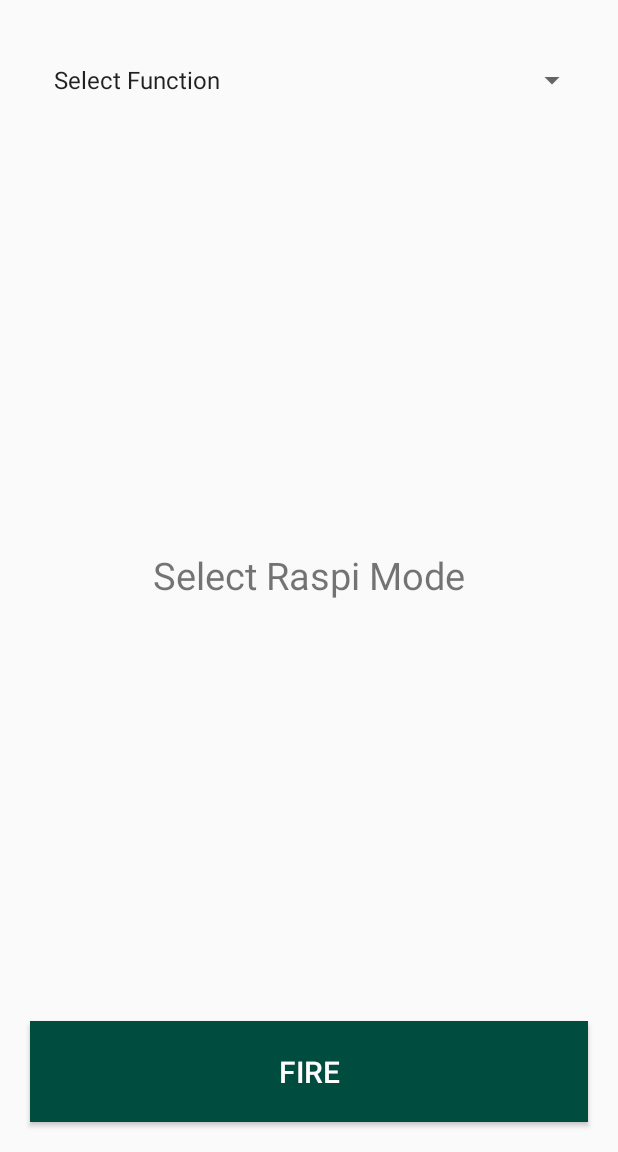
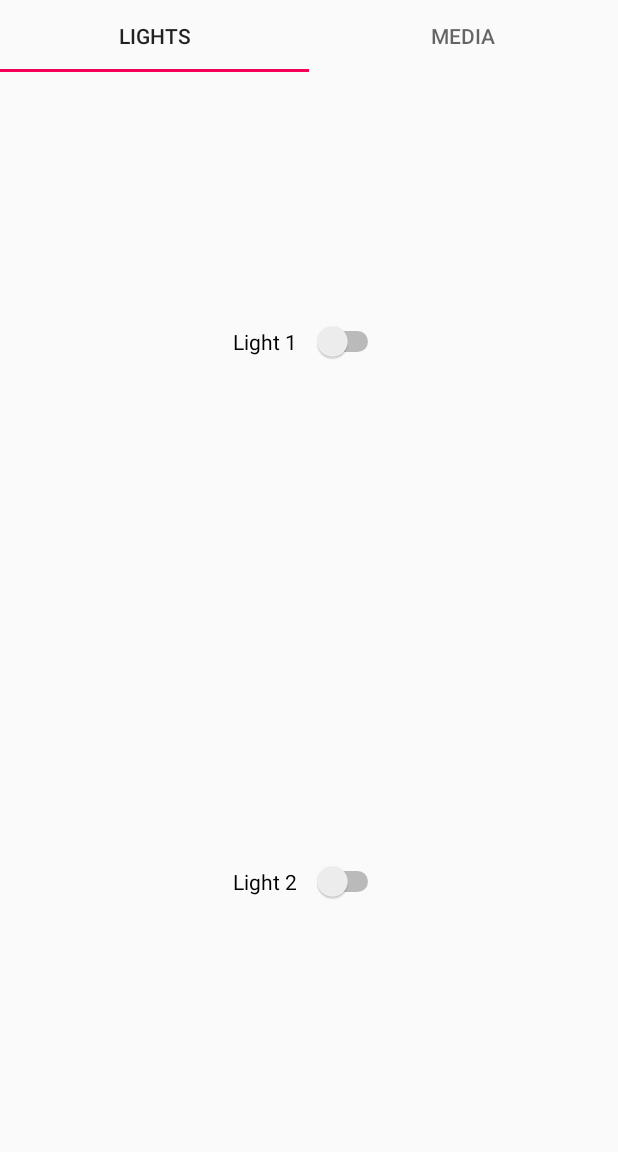
Before and after one commit to Anthrino/ArduinoController, an Android app: the screen it shows after launch (MainActivity), on a phone screen of 412 x 824 dp, the part 84-1236 px from its top. Run offline under Robolectric (Android 15) with nearby library versions, the phone set to English and light mode, and no system bars.

Commit message:
Stable working application with basic UI

```diff
--- a/app/build.gradle
+++ b/app/build.gradle
@@ -29,4 +29,5 @@ dependencies {
     compile 'com.android.support:design:26.+'
     compile 'com.android.support:support-v4:26.+'
     testCompile 'junit:junit:4.12'
+    compile 'com.astuetz:pagerslidingtabstrip:1.0.1'
 }
--- a/app/src/main/AndroidManifest.xml
+++ b/app/src/main/AndroidManifest.xml
@@ -9,8 +9,8 @@
         android:supportsRtl="true"
         android:theme="@style/AppTheme">
         <activity
-            android:name="com.anthrino.raspicontroller.MainActivity"
-            android:label="@string/app_name"
+            android:name=".MainActivity"
+            android:label=""
             android:theme="@style/AppTheme.NoActionBar">
             <intent-filter>
                 <action android:name="android.intent.action.MAIN" />
@@ -18,6 +18,7 @@
                 <category android:name="android.intent.category.LAUNCHER" />
             </intent-filter>
         </activity>
+
     </application>
 
 </manifest>
--- /dev/null
+++ b/app/src/main/java/com/anthrino/raspicontroller/LightsControlFrag.java
@@ -0,0 +1,30 @@
+package com.anthrino.raspicontroller;
+
+import android.content.Context;
+import android.os.Bundle;
+import android.support.annotation.Nullable;
+import android.support.v4.app.Fragment;
+import android.view.LayoutInflater;
+import android.view.View;
+import android.view.ViewGroup;
+import android.widget.AdapterView;
+import android.widget.ArrayAdapter;
+import android.widget.Spinner;
+import android.widget.Toast;
+
+/**
+ * Created by mit on 21/10/17.
+ */
+
+public class LightsControlFrag extends Fragment {
+
+
+    @Nullable
+    @Override
+    public View onCreateView(LayoutInflater inflater, @Nullable ViewGroup container, @Nullable Bundle savedInstanceState) {
+
+        final View rootview = inflater.inflate(R.layout.light_control,container,false);
+        return rootview;
+
+    }
+}
--- a/app/src/main/java/com/anthrino/raspicontroller/MainActivity.java
+++ b/app/src/main/java/com/anthrino/raspicontroller/MainActivity.java
@@ -1,7 +1,16 @@
 package com.anthrino.raspicontroller;
 
 import android.os.Bundle;
+import android.support.design.widget.TabLayout;
+import android.support.v4.app.Fragment;
+import android.support.v4.app.FragmentManager;
+import android.support.v4.app.FragmentPagerAdapter;
+import android.support.v4.app.FragmentStatePagerAdapter;
+import android.support.v4.view.PagerTitleStrip;
+import android.support.v4.view.ViewPager;
+import android.support.v7.app.ActionBar;
 import android.support.v7.app.AppCompatActivity;
+import android.support.v7.widget.Toolbar;
 import android.view.View;
 import android.widget.AdapterView;
 import android.widget.ArrayAdapter;
@@ -17,76 +26,30 @@ public class MainActivity extends AppCompatActivity {
 
     private String[] functionList;
     private int selectedFn;
+    private TextView fragmentTitle;
+    private ViewPager viewpager;
+    private selectionPageAdapter customPageAdapter;
+    private Toolbar toolbar;
+    private TabLayout tabbedLayout;
+    private PagerTitleStrip pagerTitleStrip;
     private Spinner functionSelector;
-    private Button submitButton;
-    private TextView fragmentTitle;
-    private ImageView fragmentImage;
-    private VideoView fragmentVideo;
-    private LinearLayout mediaLayout;
-    private LinearLayout LEDLayout;
 
     @Override
     protected void onCreate(Bundle savedInstanceState) {
         super.onCreate(savedInstanceState);
         setContentView(R.layout.activity_main);
 
-        functionSelector = (Spinner) findViewById(R.id.functionSpinner);
-        submitButton = (Button) findViewById(R.id.submit);
         fragmentTitle = (TextView) findViewById(R.id.fragmentTitle);
-        fragmentImage = (ImageView) findViewById(R.id.fragmentImage);
-        fragmentVideo = (VideoView) findViewById(R.id.fragmentVideo);
-        mediaLayout = (LinearLayout) findViewById(R.id.mediaLayout);
-        LEDLayout = (LinearLayout) findViewById(R.id.lightLayout);
+        viewpager = (ViewPager) findViewById(R.id.selection_tabs);
+        tabbedLayout=(TabLayout) findViewById(R.id.tabs);
 
-        functionList = new String[]{"Select Function", "Media Server", "Light Control"};
+        customPageAdapter = new selectionPageAdapter(getSupportFragmentManager());
+        toolbar = (Toolbar) findViewById(R.id.toolbar);
+        setSupportActionBar(toolbar);
 
-        ArrayAdapter<String> adapter1 = new ArrayAdapter<String>(this, android.R.layout.simple_list_item_1, functionList);
-        functionSelector.setAdapter(adapter1);
 
-        functionSelector.setOnItemSelectedListener(new AdapterView.OnItemSelectedListener() {
-            @Override
-            public void onItemSelected(AdapterView<?> adapterView, View view, int index, long l) {
-                if (index != 0) {
-                    selectedFn = index;
-                    if (index == 1) {
-                        Toast.makeText(getApplicationContext(), "Media Streaming ", Toast.LENGTH_SHORT).show();
-                        LEDLayout.setVisibility(View.GONE);
-                        mediaLayout.setVisibility(View.VISIBLE);
-                    } else {
-                        Toast.makeText(getApplicationContext(), "Light Controls", Toast.LENGTH_SHORT).show();
-                        mediaLayout.setVisibility(View.GONE);
-                        LEDLayout.setVisibility(View.VISIBLE);
-//                        studentAttendancePresenter.fetchData(prefs.getRollNo(), month, "");
-                    }
-                } else {
-                    LEDLayout.setVisibility(View.GONE);
-                    mediaLayout.setVisibility(View.GONE);
-                }
-            }
-
-            @Override
-            public void onNothingSelected(AdapterView<?> adapterView) {
-
-            }
-        });
-
-        submitButton.setOnClickListener(new View.OnClickListener() {
-            @Override
-            public void onClick(View v) {
-                selectedFn = functionSelector.getSelectedItemPosition();
-                if (selectedFn != 0) {
-                    if (selectedFn == 1) {
-                        Toast.makeText(getApplicationContext(), "Connecting to Media Server", Toast.LENGTH_SHORT).show();
-                        // Send HTTP Request for media server
-                    } else {
-                        Toast.makeText(getApplicationContext(), "Light Controls Active", Toast.LENGTH_SHORT).show();
-                        // Send HTTP Request for Light controls
-                    }
-                } else {
-                    Toast.makeText(getApplicationContext(), "Select Option", Toast.LENGTH_SHORT).show();
-                }
-            }
-        });
+        viewpager.setAdapter(customPageAdapter);
+        tabbedLayout.setupWithViewPager(viewpager);
     }
 
 }
--- /dev/null
+++ b/app/src/main/java/com/anthrino/raspicontroller/MediaContolFrag.java
@@ -0,0 +1,54 @@
+package com.anthrino.raspicontroller;
+
+import android.os.Bundle;
+import android.support.annotation.Nullable;
+import android.support.v4.app.Fragment;
+import android.view.LayoutInflater;
+import android.view.View;
+import android.view.ViewGroup;
+import android.widget.AdapterView;
+import android.widget.ArrayAdapter;
+import android.widget.Spinner;
+import android.widget.Toast;
+
+/**
+ * Created by mit on 21/10/17.
+ */
+
+public class MediaContolFrag extends Fragment {
+    public Spinner functionSelector;
+    @Nullable
+    @Override
+    public View onCreateView(LayoutInflater inflater, @Nullable ViewGroup container, @Nullable Bundle savedInstanceState) {
+        final View rootview=inflater.inflate(R.layout.media_control,container,false);
+        Spinner functionSelector = (Spinner)rootview.findViewById(R.id.functionSpinner);
+        String [] functionList = new String[]{"Select Function", "Audio Storage", "Video Storage", "Photo Storage"};
+        ArrayAdapter<String> adapter1 = new ArrayAdapter(rootview.getContext(), android.R.layout.simple_list_item_1, functionList);
+        functionSelector.setAdapter(adapter1);
+
+        functionSelector.setOnItemSelectedListener(new AdapterView.OnItemSelectedListener() {
+            @Override
+            public void onItemSelected(AdapterView<?> adapterView, View view, int index, long l) {
+                if (index != 0) {
+
+                    if (index == 1) {
+                        Toast.makeText(rootview.getContext(), "Audio Storage", Toast.LENGTH_SHORT).show();
+
+                    } else if (index == 2) {
+                        Toast.makeText(rootview.getContext(), "Video Storage", Toast.LENGTH_SHORT).show();
+                    }
+                    else if (index == 3) {
+                        Toast.makeText(rootview.getContext(), "Photo Storage", Toast.LENGTH_SHORT).show();
+                    }
+                }
+            }
+
+            @Override
+            public void onNothingSelected(AdapterView<?> adapterView) {
+
+            }
+        });
+
+        return rootview;
+    }
+}
--- /dev/null
+++ b/app/src/main/java/com/anthrino/raspicontroller/selectionPageAdapter.java
@@ -0,0 +1,47 @@
+package com.anthrino.raspicontroller;
+
+import android.support.v4.app.Fragment;
+import android.support.v4.app.FragmentManager;
+import android.support.v4.app.FragmentPagerAdapter;
+
+/**
+ * Created by mit on 21/10/17.
+ */
+
+public class selectionPageAdapter extends FragmentPagerAdapter {
+
+    public selectionPageAdapter(FragmentManager fm) {
+        super(fm);
+    }
+
+    @Override
+    public Fragment getItem(int i) {
+        switch(i) {
+            case 0:
+                LightsControlFrag frag1 = new LightsControlFrag();
+                return frag1;
+            case 1:
+                MediaContolFrag frag2 = new MediaContolFrag();
+                return frag2;
+        }
+        return null;
+
+    }
+
+    @Override
+    public int getCount() {
+        return 2;
+    }
+
+    @Override
+    public CharSequence getPageTitle(int position) {
+        switch(position){
+            case 0:
+                return "Lights";
+            case 1:
+                return "Media";
+        }
+        return null;
+
+    }
+}
--- a/app/src/main/res/layout/activity_main.xml
+++ b/app/src/main/res/layout/activity_main.xml
@@ -2,6 +2,7 @@
 <LinearLayout xmlns:android="http://schemas.android.com/apk/res/android"
     android:layout_width="match_parent"
     android:layout_height="match_parent"
+    xmlns:app="http://schemas.android.com/apk/res-auto"
     android:orientation="vertical">
 
     <android.support.v7.widget.Toolbar
@@ -18,7 +19,37 @@
             android:textSize="20dp" />
     </android.support.v7.widget.Toolbar>
 
-    <include layout="@layout/content_main" />
+    <android.support.design.widget.TabLayout
+        android:id="@+id/tabs"
+        android:layout_width="match_parent"
+        android:layout_height="wrap_content"
+        app:tabMode="fixed"
+        app:tabGravity="fill"/>
+    <android.support.v4.view.ViewPager
+        android:id="@+id/selection_tabs"
+        android:layout_width="match_parent"
+        android:layout_height="match_parent"/>
+
+        <!--<android.support.v4.view.PagerTabStrip-->
+            <!--android:id="@+id/pager_title_strip"-->
+            <!--android:layout_width="match_parent"-->
+            <!--android:layout_height="?attr/actionBarSize"-->
+            <!--android:layout_gravity="top"-->
+            <!--android:background="#000"-->
+            <!--android:textColor="#FFF"-->
+            <!--android:paddingTop="4dp"-->
+            <!--android:paddingBottom="4dp" />-->
+        <!--</android.support.v4.view.ViewPager>-->
+
+    <TextView
+        android:id="@+id/fragmentTitle"
+        android:layout_width="match_parent"
+        android:layout_height="0dp"
+        android:layout_margin="20dp"
+        android:layout_weight="0.2"
+        android:gravity="center"
+        android:text=" Raspi Mode"
+        android:textSize="25sp" />
 
 
 </LinearLayout>
--- a/app/src/main/res/layout/content_main.xml
+++ /dev/null
@@ -1,37 +0,0 @@
-<?xml version="1.0" encoding="utf-8"?>
-<LinearLayout xmlns:android="http://schemas.android.com/apk/res/android"
-    android:layout_width="match_parent"
-    android:layout_height="match_parent"
-    android:orientation="vertical"
-    android:weightSum="10">
-
-    <Spinner
-        android:id="@+id/functionSpinner"
-        android:layout_width="match_parent"
-        android:layout_height="0dp"
-        android:layout_margin="20dp"
-        android:layout_weight="1" />
-
-    <LinearLayout
-        android:layout_width="match_parent"
-        android:layout_height="0dp"
-        android:layout_margin="10dp"
-        android:layout_weight="8"
-        android:orientation="vertical">
-
-        <include layout="@layout/fragment_control" />
-
-    </LinearLayout>
-
-    <Button
-        android:id="@+id/submit"
-        android:layout_width="match_parent"
-        android:layout_height="0dp"
-        android:layout_margin="20dp"
-        android:layout_weight="1"
-        android:background="@color/colorPrimaryDark"
-        android:text="FIRE"
-        android:textColor="@color/colorText"
-        android:textSize="20sp" />
-
-</LinearLayout>
--- a/app/src/main/res/layout/fragment_control.xml
+++ /dev/null
@@ -1,75 +0,0 @@
-<LinearLayout xmlns:android="http://schemas.android.com/apk/res/android"
-    android:layout_width="match_parent"
-    android:layout_height="match_parent"
-    android:orientation="vertical">
-
-    <TextView
-        android:id="@+id/fragmentTitle"
-        android:layout_width="match_parent"
-        android:layout_height="0dp"
-        android:layout_margin="20dp"
-        android:layout_weight="0.2"
-        android:gravity="center"
-        android:text="Select Raspi Mode"
-        android:textSize="25sp" />
-
-    <LinearLayout
-        android:id="@+id/mediaLayout"
-        android:layout_width="match_parent"
-        android:layout_height="0dp"
-        android:layout_weight="0.8"
-        android:orientation="vertical"
-        android:visibility="gone">
-
-        <MediaController
-            android:layout_width="match_parent"
-            android:layout_height="match_parent">
-
-            <ImageView
-                android:id="@+id/fragmentImage"
-                android:layout_width="match_parent"
-                android:layout_height="0dp"
-                android:layout_weight="1"
-                android:visibility="gone" />
-
-            <VideoView
-                android:id="@+id/fragmentVideo"
-                android:layout_width="match_parent"
-                android:layout_height="0dp"
-                android:layout_weight="1"
-                android:visibility="gone" />
-        </MediaController>
-
-    </LinearLayout>
-
-    <LinearLayout
-        android:id="@+id/lightLayout"
-        android:layout_width="match_parent"
-        android:layout_height="0dp"
-        android:layout_weight="0.8"
-        android:orientation="vertical"
-        android:visibility="gone">
-
-        <Switch
-            android:id="@+id/ledSwitch1"
-            android:layout_width="wrap_content"
-            android:layout_height="0dp"
-            android:layout_gravity="center"
-            android:layout_margin="20dp"
-            android:layout_weight="0.3"
-            android:gravity="center"
-            android:text="Light 1   " />
-
-        <Switch
-            android:id="@+id/ledSwitch2"
-            android:layout_width="wrap_content"
-            android:layout_height="0dp"
-            android:layout_gravity="center"
-            android:layout_margin="20dp"
-            android:layout_weight="0.3"
-            android:gravity="center"
-            android:text="Light 2   " />
-
-    </LinearLayout>
-
-</LinearLayout>
--- /dev/null
+++ b/app/src/main/res/layout/light_control.xml
@@ -0,0 +1,27 @@
+<?xml version="1.0" encoding="utf-8"?>
+<LinearLayout xmlns:android="http://schemas.android.com/apk/res/android"
+    android:orientation="vertical" android:layout_width="match_parent"
+    android:layout_height="match_parent"
+    android:id="@+id/lightLayout">
+
+
+        <Switch
+            android:id="@+id/ledSwitch1"
+            android:layout_width="wrap_content"
+            android:layout_height="0dp"
+            android:layout_gravity="center"
+            android:layout_margin="20dp"
+            android:layout_weight="0.3"
+            android:gravity="center"
+            android:text="Light 1   " />
+
+        <Switch
+            android:id="@+id/ledSwitch2"
+            android:layout_width="wrap_content"
+            android:layout_height="0dp"
+            android:layout_gravity="center"
+            android:layout_margin="20dp"
+            android:layout_weight="0.3"
+            android:gravity="center"
+            android:text="Light 2   " />
+</LinearLayout>
--- /dev/null
+++ b/app/src/main/res/values-w820dp/dimens.xml
@@ -0,0 +1,6 @@
+<resources>
+    <!-- Example customization of dimensions originally defined in res/values/dimens.xml
+         (such as screen margins) for screens with more than 820dp of available width. This
+         would include 7" and 10" devices in landscape (~960dp and ~1280dp respectively). -->
+    <dimen name="activity_horizontal_margin">64dp</dimen>
+</resources>
--- a/app/src/main/res/values/dimens.xml
+++ b/app/src/main/res/values/dimens.xml
@@ -1,3 +1,7 @@
 <resources>
     <dimen name="fab_margin">16dp</dimen>
+    <!-- Default screen margins, per the Android Design guidelines. -->
+    <dimen name="activity_horizontal_margin">16dp</dimen>
+    <dimen name="activity_vertical_margin">16dp</dimen>
+    <dimen name="appbar_padding_top">8dp</dimen>
 </resources>
--- a/app/src/main/res/values/strings.xml
+++ b/app/src/main/res/values/strings.xml
@@ -1,4 +1,6 @@
 <resources>
     <string name="app_name">RaspiController</string>
     <string name="action_settings">Settings</string>
+    <string name="title_activity_main2">Main2Activity</string>
+    <string name="section_format">Hello World from section: %1$d</string>
 </resources>
```
Also changed, not shown: app/src/main/java/com/anthrino/raspicontroller/ControlFragment.java (deleted, +0 -99 lines), app/src/main/res/layout/media_control.xml (added, +14 -0 lines), app/src/main/res/menu/menu_main2.xml (added, +10 -0 lines).
